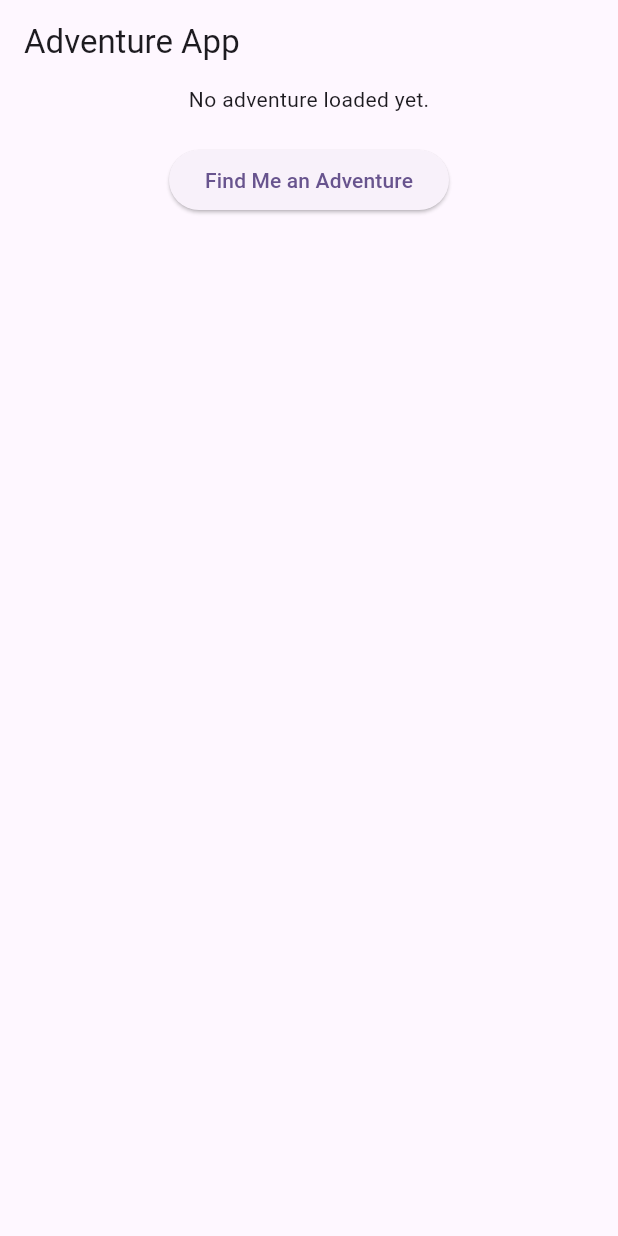
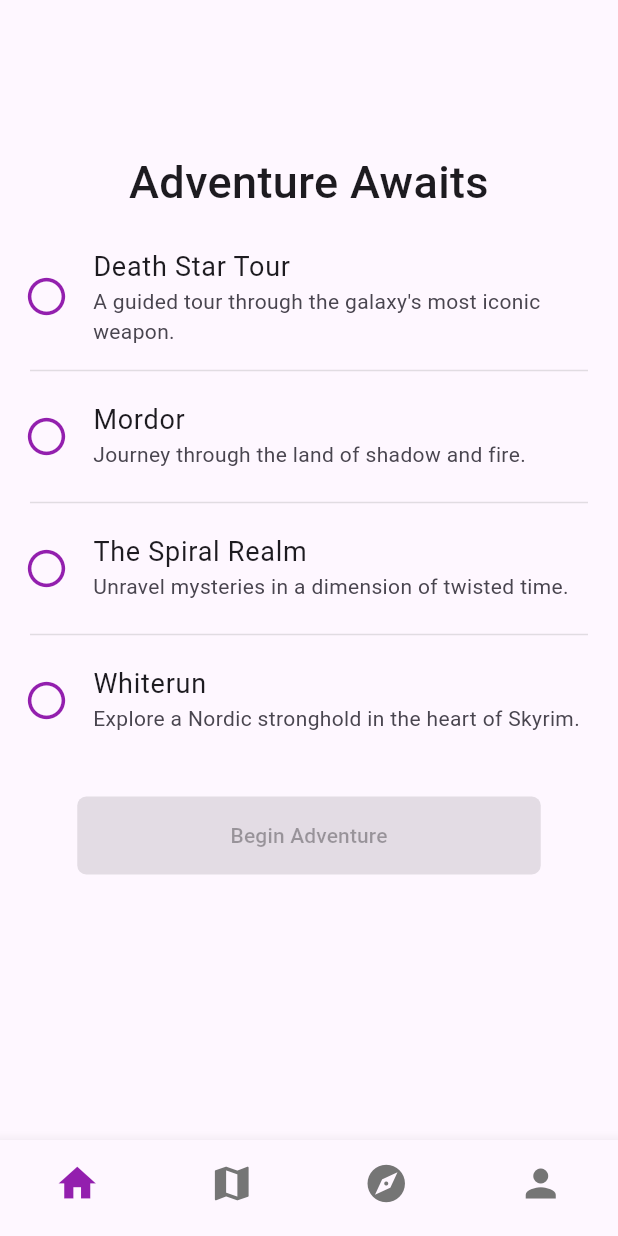
Before and after one commit to CJackson21/adventure-generator, a Flutter app: the screen it shows after launch, on a phone screen of 412 x 824 dp. Run offline on Flutter 3.47's test engine with Material 3 defaults, Android fonts, the phone set to English and light mode, and no system bars; our stand-ins replace flutter_dotenv, geolocator, supabase_flutter; accounts and stored records are empty.

Commit message:
chore: updating layout and structure and stubbing pages

```diff
--- a/lib/app.dart
+++ b/lib/app.dart
@@ -1,5 +1,9 @@
 import 'package:flutter/material.dart';
-import 'package:adventure_app/screens/home_screen.dart';
+// import 'package:adventure_app/features/auth/screens/login_screen.dart';
+import 'package:adventure_app/features/home/screens/home_screen.dart';
+import 'package:adventure_app/features/map/screens/map_screen.dart';
+import 'package:adventure_app/features/profile/screens/profile_screen.dart';
+import 'package:adventure_app/features/adventures/screens/adventures_screen.dart';
 
 class MyApp extends StatelessWidget {
   const MyApp({super.key});
@@ -8,10 +12,14 @@ class MyApp extends StatelessWidget {
   Widget build(BuildContext context) {
     return MaterialApp(
       title: 'Adventure App',
-      theme: ThemeData(
-        colorScheme: ColorScheme.fromSeed(seedColor: Colors.deepPurple),
-      ),
-      home: const HomeScreen(),
+      theme: ThemeData(primarySwatch: Colors.blue),
+      initialRoute: '/home',
+      routes: {
+        '/home': (context) => const HomeScreen(),
+        '/map': (context) => const MapScreen(),
+        '/adventures': (context) => const AdventuresScreen(),
+        '/profile': (context) => const ProfileScreen(),
+      },
     );
   }
 }
--- /dev/null
+++ b/lib/core/layout/layout.dart
@@ -0,0 +1,59 @@
+import 'package:flutter/material.dart';
+
+class Layout extends StatelessWidget {
+  final Widget child;
+  final int currentIndex;
+
+  const Layout({super.key, required this.child, required this.currentIndex});
+
+  void _onTabTapped(BuildContext context, int index) {
+    switch (index) {
+      case 0:
+        Navigator.pushReplacementNamed(context, '/home');
+        break;
+      case 1:
+        Navigator.pushReplacementNamed(context, '/map');
+        break;
+      case 2:
+        Navigator.pushReplacementNamed(context, '/adventures');
+        break;
+      case 3:
+        Navigator.pushReplacementNamed(context, '/profile');
+        break;
+    }
+  }
+
+  @override
+  Widget build(BuildContext context) {
+    return Scaffold(
+      body: child,
+      bottomNavigationBar: BottomNavigationBar(
+        currentIndex: currentIndex,
+        onTap: (index) => _onTabTapped(context, index),
+        type: BottomNavigationBarType.fixed,
+        showSelectedLabels: false,
+        showUnselectedLabels: false,
+        selectedItemColor: const Color(0xFF931FAE),
+        unselectedItemColor: Colors.grey[600],
+        items: const [
+          BottomNavigationBarItem(
+            icon: Icon(Icons.home, size: 30),
+            label: 'Home',
+          ),
+          BottomNavigationBarItem(
+            icon: Icon(Icons.map, size: 30),
+            label: 'Map',
+          ),
+          BottomNavigationBarItem(
+            icon: Icon(Icons.explore, size: 30),
+            label: 'Adventure',
+          ),
+          BottomNavigationBarItem(
+            icon: Icon(Icons.person, size: 30),
+            label: 'Profile',
+          ),
+        ],
+      ),
+    );
+  }
+}
--- /dev/null
+++ b/lib/features/adventures/screens/adventures_screen.dart
@@ -0,0 +1,11 @@
+import 'package:flutter/material.dart';
+import 'package:adventure_app/core/layout/layout.dart';
+
+class AdventuresScreen extends StatelessWidget {
+  const AdventuresScreen({super.key});
+
+  @override
+  Widget build(BuildContext context) {
+    return Layout(currentIndex: 2, child: Center(child: Text('Adventures')));
+  }
+}
--- /dev/null
+++ b/lib/features/home/screens/home_screen.dart
@@ -0,0 +1,125 @@
+import 'package:flutter/material.dart';
+import 'package:adventure_app/core/layout/layout.dart'; // Assuming this is your custom Layout widget
+import 'package:adventure_app/shared/widgets/feature_card.dart'; // Your updated FeatureCard widget
+
+class HomeScreen extends StatefulWidget {
+  const HomeScreen({super.key});
+
+  @override
+  State<HomeScreen> createState() => _HomeScreenState();
+}
+
+class _HomeScreenState extends State<HomeScreen> {
+  String? selectedAdventure;
+
+  // TODO: Change when this is a populated list from the backend
+  final List<Map<String, String>> adventures = [
+    {
+      'title': 'Death Star Tour',
+      'description': 'A guided tour through the galaxy\'s most iconic weapon.',
+    },
+    {
+      'title': 'Mordor',
+      'description': 'Journey through the land of shadow and fire.',
+    },
+    {
+      'title': 'The Spiral Realm',
+      'description': 'Unravel mysteries in a dimension of twisted time.',
+    },
+    {
+      'title': 'Whiterun',
+      'description': 'Explore a Nordic stronghold in the heart of Skyrim.',
+    },
+  ];
+
+  @override
+  Widget build(BuildContext context) {
+    return Layout(
+      currentIndex: 0,
+      child: SingleChildScrollView(
+        child: Column(
+          crossAxisAlignment: CrossAxisAlignment.start,
+          children: [
+            Container(
+              alignment: Alignment.center,
+              padding: const EdgeInsets.only(top: 100, bottom: 5),
+              child: const Text(
+                'Adventure Awaits',
+                style: TextStyle(fontSize: 30, fontWeight: FontWeight.w500),
+                textAlign: TextAlign.center,
+              ),
+            ),
+            ListView.separated(
+              shrinkWrap: true,
+              physics: const NeverScrollableScrollPhysics(),
+              // This padding applies to the content of the list.
+              // Dividers will also be constrained by this horizontal padding.
+              padding: const EdgeInsets.symmetric(vertical: 8),
+              itemCount: adventures.length,
+              itemBuilder: (context, index) {
+                final adventure = adventures[index];
+                final title = adventure['title']!;
+                final description = adventure['description']!;
+                final isSelected = title == selectedAdventure;
+
+                return FeatureCard(
+                  title: title,
+                  description: description,
+                  icon:
+                      isSelected
+                          ? Icons.check_circle_rounded
+                          : Icons.circle_outlined,
+                  onTap: () {
+                    setState(() {
+                      selectedAdventure = isSelected ? null : title;
+                    });
+                  },
+                );
+              },
+              separatorBuilder: (context, index) {
+                return Divider(
+                  indent: 20,
+                  endIndent: 20,
+                  color: Colors.grey.withOpacity(0.3),
+                );
+              },
+            ),
+            Center(
+              child: SizedBox(
+                width: MediaQuery.of(context).size.width * 0.75,
+                child: Padding(
+                  padding: const EdgeInsets.only(top: 20, bottom: 30),
+                  child: ElevatedButton(
+                    style: ElevatedButton.styleFrom(
+                      backgroundColor: const Color(0xFF931FAE),
+                      foregroundColor: const Color(0xFFFFFFFF),
+                      padding: const EdgeInsets.symmetric(vertical: 16),
+                      shape: RoundedRectangleBorder(
+                        borderRadius: BorderRadius.circular(6),
+                      ),
+                    ),
+                    onPressed:
+                        selectedAdventure == null
+                            ? null
+                            : () {
+                              if (selectedAdventure != null) {
+                                ScaffoldMessenger.of(context).showSnackBar(
+                                  SnackBar(
+                                    content: Text(
+                                      'Starting: $selectedAdventure',
+                                    ),
+                                  ),
+                                );
+                              }
+                            },
+                    child: const Text('Begin Adventure'),
+                  ),
+                ),
+              ),
+            ),
+          ],
+        ),
+      ),
+    );
+  }
+}
--- /dev/null
+++ b/lib/features/map/screens/map_screen.dart
@@ -0,0 +1,11 @@
+import 'package:flutter/material.dart';
+import 'package:adventure_app/core/layout/layout.dart';
+
+class MapScreen extends StatelessWidget {
+  const MapScreen({super.key});
+
+  @override
+  Widget build(BuildContext context) {
+    return Layout(currentIndex: 1, child: Center(child: Text('Map')));
+  }
+}
--- /dev/null
+++ b/lib/features/profile/screens/profile_screen.dart
@@ -0,0 +1,11 @@
+import 'package:flutter/material.dart';
+import 'package:adventure_app/core/layout/layout.dart';
+
+class ProfileScreen extends StatelessWidget {
+  const ProfileScreen({super.key});
+
+  @override
+  Widget build(BuildContext context) {
+    return Layout(currentIndex: 3, child: Center(child: Text('Profile')));
+  }
+}
--- a/lib/logic/adventure_loader.dart
+++ b/lib/logic/adventure_loader.dart
@@ -10,8 +10,6 @@ class AdventureLoader {
         userLatitude: position.latitude,
         userLongitude: position.longitude,
       );
-      print(position);
-      print(activity);
       return activity;
     } catch (error) {
       log('Error loading adventure: $error');
--- /dev/null
+++ b/lib/shared/widgets/feature_card.dart
@@ -0,0 +1,28 @@
+import 'package:flutter/material.dart';
+
+class FeatureCard extends StatelessWidget {
+  final String title;
+  final String? description;
+  final IconData icon;
+  final VoidCallback? onTap;
+
+  const FeatureCard({
+    super.key,
+    required this.title,
+    this.description,
+    required this.icon,
+    this.onTap,
+  });
+
+  @override
+  Widget build(BuildContext context) {
+    return ListTile(
+      leading: Icon(icon, size: 30, color: const Color(0xFF931FAE)),
+      title: Text(title, style: const TextStyle(fontSize: 18)),
+      subtitle: description != null ? Text(description!) : null,
+      hoverColor: Colors.transparent,
+      splashColor: Colors.transparent,
+      onTap: onTap,
+    );
+  }
+}
```
Also changed, not shown: lib/features/auth/screens/login_screen.dart (added), lib/features/auth/screens/register_screen.dart (added), lib/features/home/logic/home_controller.dart (added), lib/features/map/logic/adventures_controller.dart (added).
